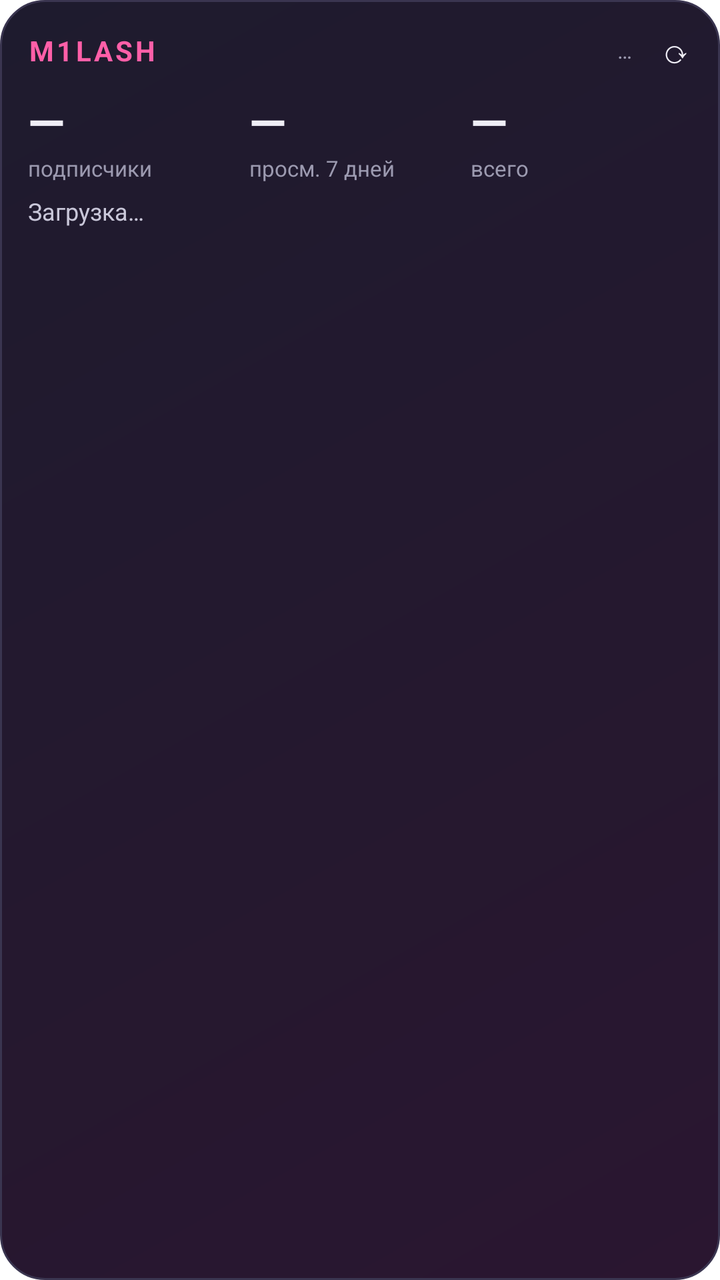
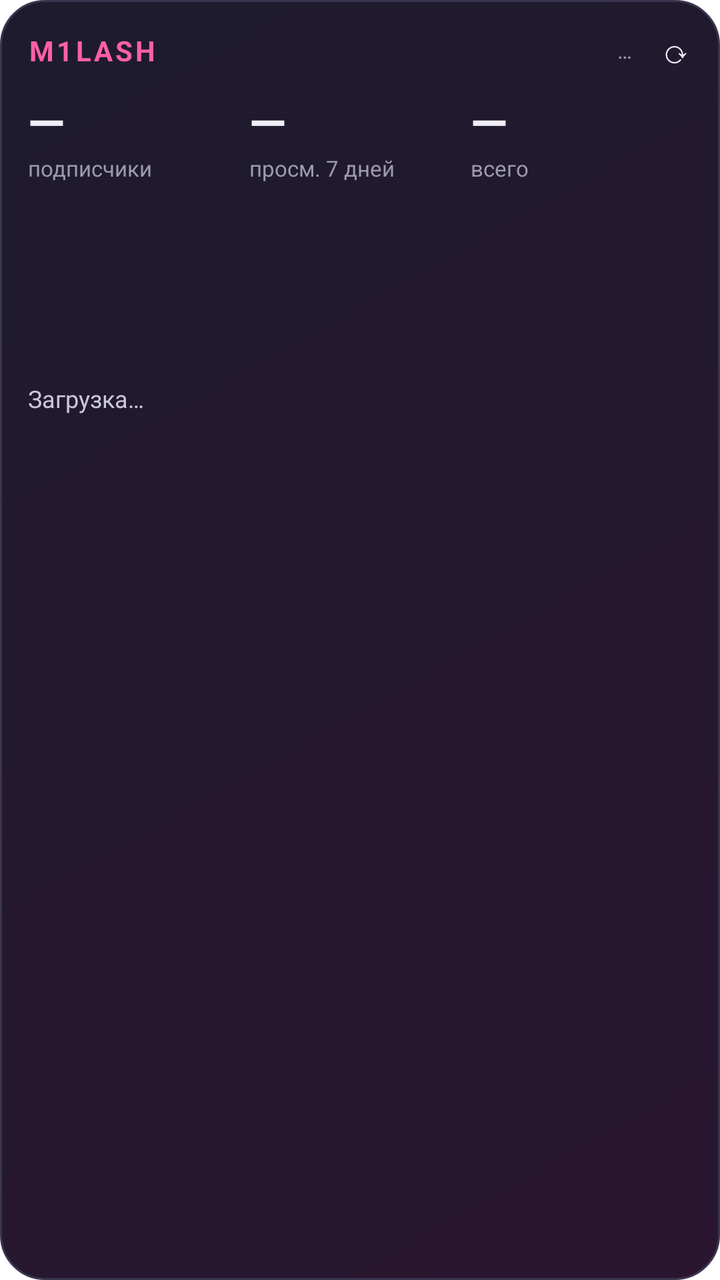

Screens rendered from an Android XML layout before and after an edit, with the pre-edit source and the edit as a unified diff.
<!-- AndroidManifest.xml: fallback theme Theme.MaterialComponents.DayNight.NoActionBar -->
<!-- res/layout/widget.xml -->
<?xml version="1.0" encoding="utf-8"?>
<LinearLayout xmlns:android="http://schemas.android.com/apk/res/android" android:id="@+id/root"
    android:layout_width="match_parent" android:layout_height="match_parent" android:orientation="vertical"
    android:background="@drawable/bg" android:padding="14dp">
    <LinearLayout android:layout_width="match_parent" android:layout_height="wrap_content" android:orientation="horizontal" android:gravity="center_vertical">
        <TextView android:layout_width="0dp" android:layout_weight="1" android:layout_height="wrap_content" android:text="M1LASH" android:textColor="#FF5FA8" android:textStyle="bold" android:textSize="14sp" android:letterSpacing="0.1"/>
        <TextView android:id="@+id/updated" android:layout_width="wrap_content" android:layout_height="wrap_content" android:textColor="#9C9AB0" android:textSize="11sp" android:text="…"/>
        <TextView android:id="@+id/refresh" android:layout_width="wrap_content" android:layout_height="wrap_content" android:text="  ⟳" android:textColor="#EFEEF6" android:textSize="16sp" android:paddingStart="6dp"/>
    </LinearLayout>
    <LinearLayout android:layout_width="match_parent" android:layout_height="wrap_content" android:orientation="horizontal" android:layout_marginTop="8dp">
        <LinearLayout android:layout_width="0dp" android:layout_weight="1" android:layout_height="wrap_content" android:orientation="vertical">
            <TextView android:id="@+id/subs" android:layout_width="wrap_content" android:layout_height="wrap_content" android:text="—" android:textColor="#EFEEF6" android:textStyle="bold" android:textSize="24sp"/>
            <TextView android:layout_width="wrap_content" android:layout_height="wrap_content" android:text="подписчики" android:textColor="#9C9AB0" android:textSize="11sp"/>
        </LinearLayout>
        <LinearLayout android:layout_width="0dp" android:layout_weight="1" android:layout_height="wrap_content" android:orientation="vertical">
            <TextView android:id="@+id/week" android:layout_width="wrap_content" android:layout_height="wrap_content" android:text="—" android:textColor="#EFEEF6" android:textStyle="bold" android:textSize="24sp"/>
            <TextView android:layout_width="wrap_content" android:layout_height="wrap_content" android:text="просм. 7 дней" android:textColor="#9C9AB0" android:textSize="11sp"/>
        </LinearLayout>
        <LinearLayout android:layout_width="0dp" android:layout_weight="1" android:layout_height="wrap_content" android:orientation="vertical">
            <TextView android:id="@+id/total" android:layout_width="wrap_content" android:layout_height="wrap_content" android:text="—" android:textColor="#EFEEF6" android:textStyle="bold" android:textSize="24sp"/>
            <TextView android:layout_width="wrap_content" android:layout_height="wrap_content" android:text="всего" android:textColor="#9C9AB0" android:textSize="11sp"/>
        </LinearLayout>
    </LinearLayout>
    <TextView android:id="@+id/review" android:layout_width="match_parent" android:layout_height="wrap_content" android:layout_marginTop="6dp" android:textColor="#F0B54A" android:textStyle="bold" android:textSize="13sp" android:visibility="gone"/>
    <TextView android:id="@+id/next" android:layout_width="match_parent" android:layout_height="wrap_content" android:layout_marginTop="6dp" android:textColor="#C9C7D9" android:textSize="12sp" android:maxLines="3" android:text="Загрузка…"/>
</LinearLayout>
<!-- resources referenced by this layout -->
<resources>
  <!-- drawable bg (drawable) -->
  <?xml version="1.0" encoding="utf-8"?>
  <shape xmlns:android="http://schemas.android.com/apk/res/android" android:shape="rectangle">
      <gradient android:angle="315" android:startColor="#1E1B2E" android:endColor="#2A1630" />
      <corners android:radius="22dp" /><stroke android:width="1dp" android:color="#3A3550" />
  </shape>
</resources>

<!-- the commit's change to res/layout/widget.xml (unified diff, before → after) -->
@@ -14,13 +14,16 @@
         </LinearLayout>
         <LinearLayout android:layout_width="0dp" android:layout_weight="1" android:layout_height="wrap_content" android:orientation="vertical">
             <TextView android:id="@+id/week" android:layout_width="wrap_content" android:layout_height="wrap_content" android:text="—" android:textColor="#EFEEF6" android:textStyle="bold" android:textSize="24sp"/>
-            <TextView android:layout_width="wrap_content" android:layout_height="wrap_content" android:text="просм. 7 дней" android:textColor="#9C9AB0" android:textSize="11sp"/>
+            <TextView android:id="@+id/delta" android:layout_width="wrap_content" android:layout_height="wrap_content" android:text="просм. 7 дней" android:textColor="#9C9AB0" android:textSize="11sp"/>
         </LinearLayout>
         <LinearLayout android:layout_width="0dp" android:layout_weight="1" android:layout_height="wrap_content" android:orientation="vertical">
             <TextView android:id="@+id/total" android:layout_width="wrap_content" android:layout_height="wrap_content" android:text="—" android:textColor="#EFEEF6" android:textStyle="bold" android:textSize="24sp"/>
             <TextView android:layout_width="wrap_content" android:layout_height="wrap_content" android:text="всего" android:textColor="#9C9AB0" android:textSize="11sp"/>
         </LinearLayout>
     </LinearLayout>
+    <ImageView android:id="@+id/chart" android:layout_width="match_parent" android:layout_height="44dp" android:layout_marginTop="8dp" android:scaleType="fitXY" android:contentDescription="график"/>
+    <TextView android:id="@+id/top" android:layout_width="match_parent" android:layout_height="wrap_content" android:layout_marginTop="6dp" android:textColor="#EFEEF6" android:textSize="12sp" android:maxLines="1" android:ellipsize="end"/>
+    <TextView android:id="@+id/idea" android:layout_width="match_parent" android:layout_height="wrap_content" android:layout_marginTop="3dp" android:textColor="#8FD6FF" android:textSize="12sp" android:maxLines="2" android:ellipsize="end"/>
     <TextView android:id="@+id/review" android:layout_width="match_parent" android:layout_height="wrap_content" android:layout_marginTop="6dp" android:textColor="#F0B54A" android:textStyle="bold" android:textSize="13sp" android:visibility="gone"/>
-    <TextView android:id="@+id/next" android:layout_width="match_parent" android:layout_height="wrap_content" android:layout_marginTop="6dp" android:textColor="#C9C7D9" android:textSize="12sp" android:maxLines="3" android:text="Загрузка…"/>
+    <TextView android:id="@+id/next" android:layout_width="match_parent" android:layout_height="wrap_content" android:layout_marginTop="6dp" android:textColor="#C9C7D9" android:textSize="12sp" android:maxLines="2" android:text="Загрузка…"/>
 </LinearLayout>
